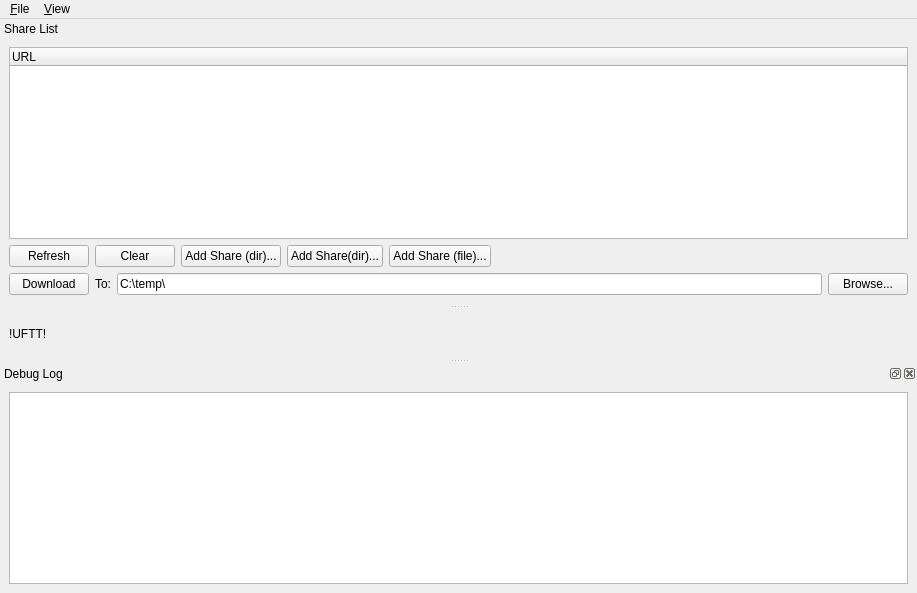
Old version of the form src/qt-gui/MainWindow.ui in the repository MrHacky/uftt.
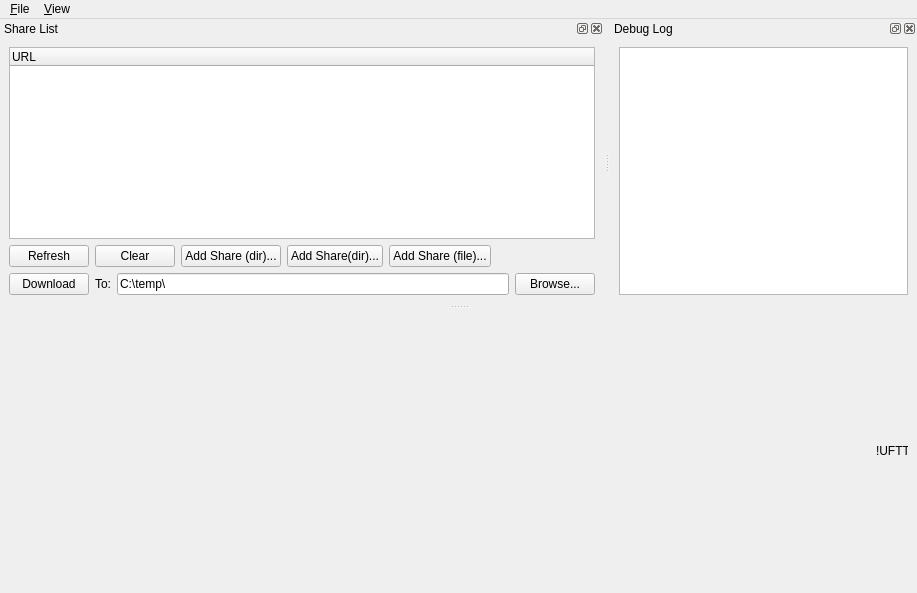
New version of the form. Custom widgets are drawn as their Qt base class.

Diff of the .ui file:
```diff
--- a/src/qt-gui/MainWindow.ui
+++ b/src/qt-gui/MainWindow.ui
@@ -19,15 +19,19 @@
    <set>QMainWindow::AllowNestedDocks|QMainWindow::AllowTabbedDocks|QMainWindow::AnimatedDocks|QMainWindow::VerticalTabs</set>
   </property>
   <widget class="QWidget" name="centralwidget" >
-   <layout class="QGridLayout" >
-    <item row="1" column="0" >
      <widget class="QLabel" name="label_2" >
+    <property name="geometry" >
+     <rect>
+      <x>876</x>
+      <y>9</y>
+      <width>32</width>
+      <height>263</height>
+     </rect>
+    </property>
       <property name="text" >
        <string>!UFTT!</string>
       </property>
      </widget>
-    </item>
-   </layout>
   </widget>
   <widget class="QMenuBar" name="menubar" >
    <property name="geometry" >
@@ -55,7 +59,7 @@
   </widget>
   <widget class="QDockWidget" name="dockShares" >
    <property name="features" >
-    <set>QDockWidget::DockWidgetMovable</set>
+    <set>QDockWidget::AllDockWidgetFeatures</set>
    </property>
    <property name="windowTitle" >
     <string>Share List</string>
@@ -162,14 +166,11 @@
    </widget>
   </widget>
   <widget class="QDockWidget" name="dockWidgetDebug" >
-   <property name="features" >
-    <set>QDockWidget::AllDockWidgetFeatures</set>
-   </property>
    <property name="windowTitle" >
     <string>Debug Log</string>
    </property>
    <attribute name="dockWidgetArea" >
-    <number>8</number>
+    <number>4</number>
    </attribute>
    <widget class="QWidget" name="dockWidgetContents_3" >
     <layout class="QHBoxLayout" >
```
Left out of the diff: 18 changed lines with no effect on the pictures. Lines whose indentation alone changed are shown as unchanged.
